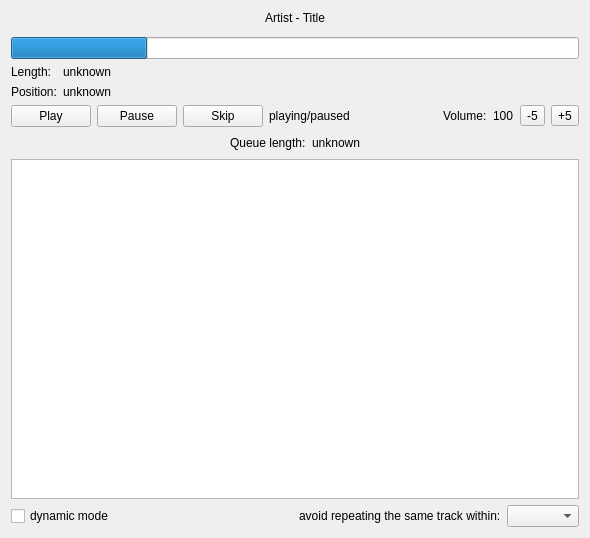
Before: the Qt Designer form gui-remote/mainwidget.ui in hyperquantum/PMP, drawn with Qt 5.
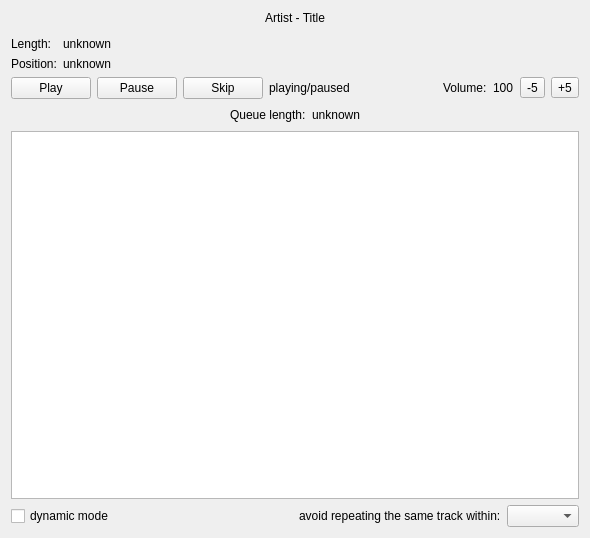
After: the same form once the commit is applied. Custom widgets are drawn as their Qt base class.

Commit message: removed the old progressbar

```diff
--- a/gui-remote/mainwidget.ui
+++ b/gui-remote/mainwidget.ui
@@ -31,19 +31,6 @@
 
       </widget>
      </item>
-     <item>
-      <widget class="QProgressBar" name="trackTimeProgressBar">
-       <property name="value">
-        <number>24</number>
-       </property>
-       <property name="textVisible">
-        <bool>false</bool>
-       </property>
-       <property name="invertedAppearance">
-        <bool>false</bool>
-       </property>
-      </widget>
-     </item>
     </layout>
    </item>
    <item>
```
The commit also changes 1 other file.
